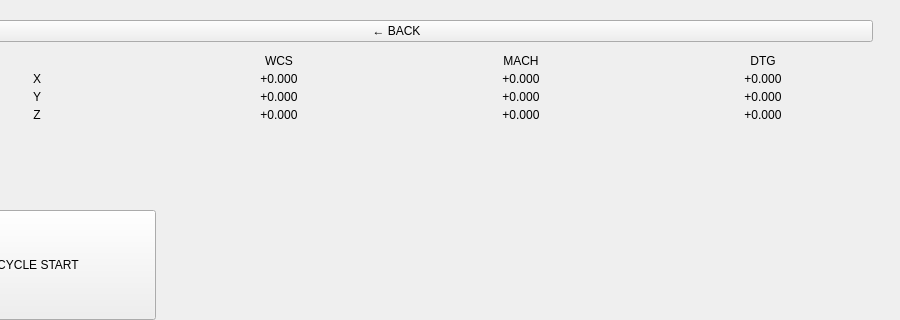
Moshkopp/ThorCNC, file thorcnc/widgets/simple_view.ui: the form before one commit; both pictures show x 100 to 1000 and y 0 to 320 of the 1000 by 700 pixel window.
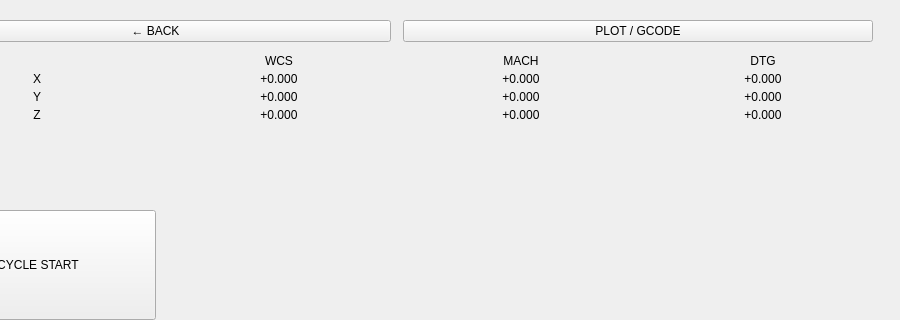
The form after the commit.

Commit message: feat: add GCode view toggle to simple_view and update navigation UI layout

What changed in the file:
```diff
--- a/thorcnc/widgets/simple_view.ui
+++ b/thorcnc/widgets/simple_view.ui
@@ -17,6 +17,11 @@
        <property name="text"><string>← BACK</string></property>
       </widget>
      </item>
+     <item>
+      <widget class="QPushButton" name="btn_simple_toggle">
+       <property name="text"><string>PLOT / GCODE</string></property>
+      </widget>
+     </item>
      <item>
       <spacer name="backSpacer">
        <property name="orientation"><enum>Qt::Orientation::Horizontal</enum></property>
```
Left out of the diff: 2 changed lines with no effect on the pictures. The commit also changes 11 other files.
